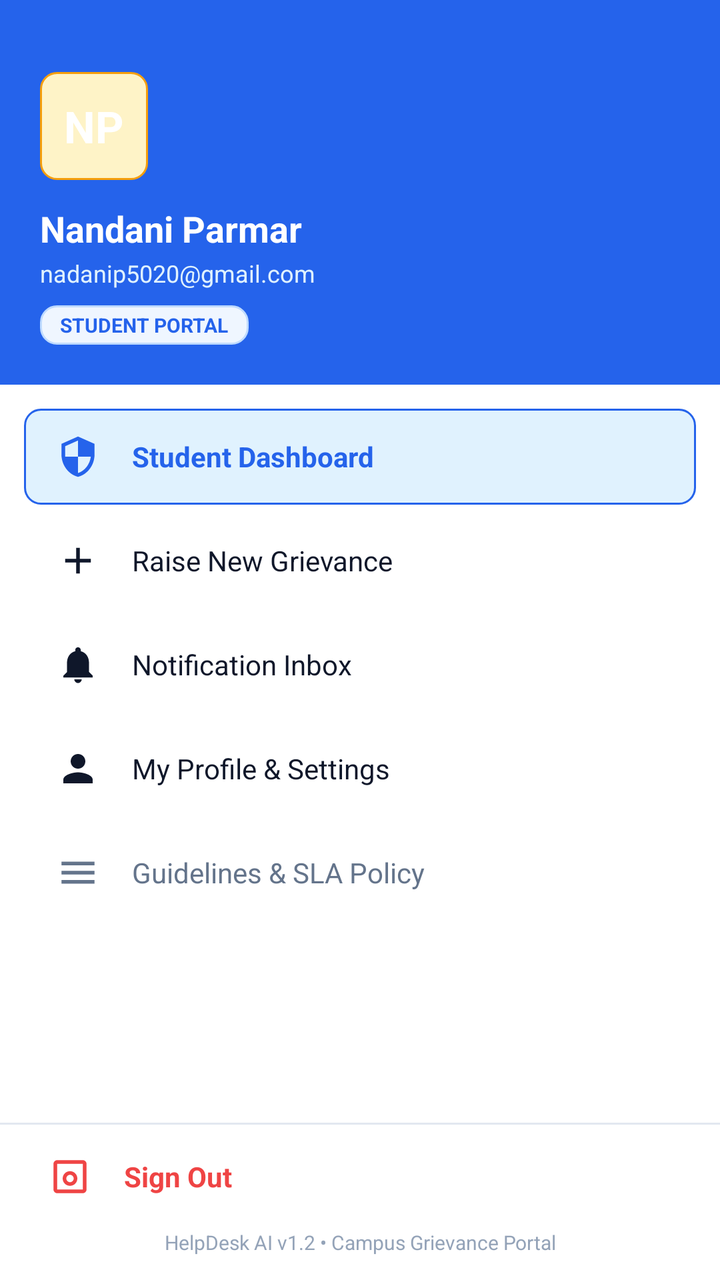
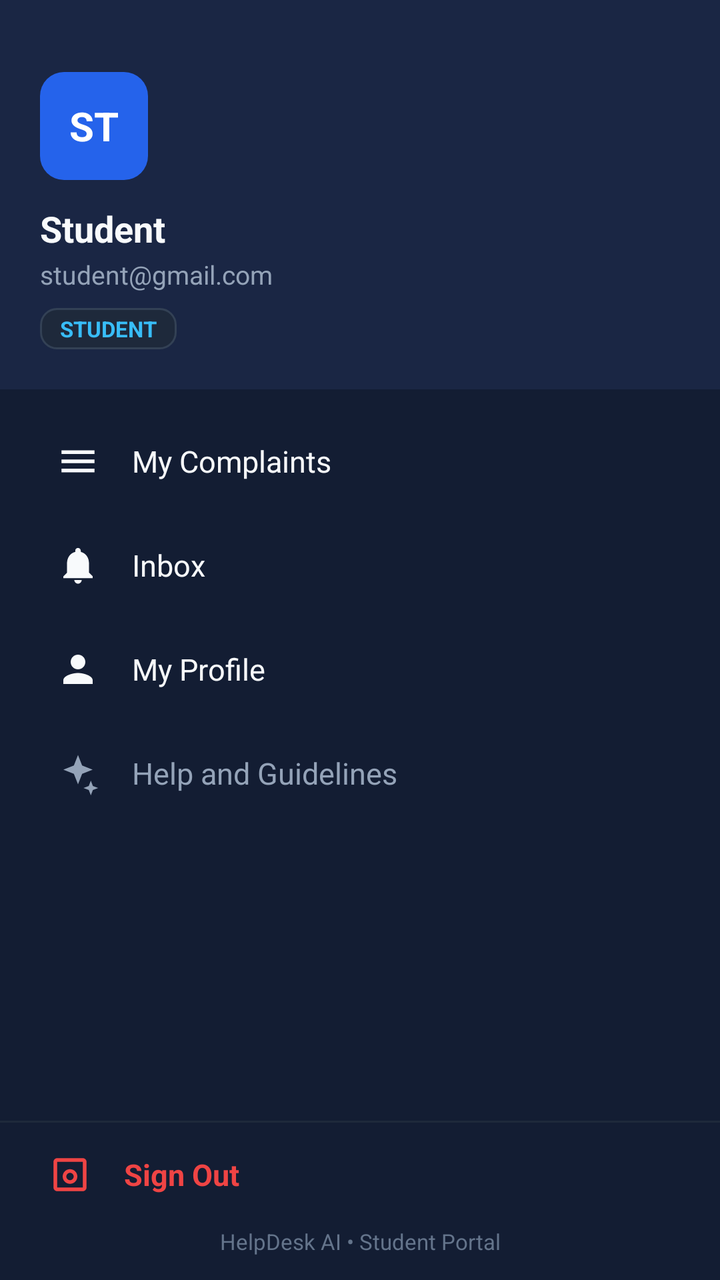

Before-and-after screenshots of an Android layout around one commit, followed by the original layout XML and the change that was made.
<!-- AndroidManifest.xml: application theme Theme.Helpdeskai -->
<!-- res/layout/layout_student_drawer.xml -->
<?xml version="1.0" encoding="utf-8"?>
<LinearLayout xmlns:android="http://schemas.android.com/apk/res/android"
    xmlns:app="http://schemas.android.com/apk/res-auto"
    android:id="@+id/nav_drawer_student"
    android:layout_width="300dp"
    android:layout_height="match_parent"
    android:layout_gravity="start"
    android:background="@color/surface_card"
    android:clickable="true"
    android:focusable="true"
    android:fitsSystemWindows="true"
    android:orientation="vertical">

    
    <LinearLayout
        android:layout_width="match_parent"
        android:layout_height="wrap_content"
        android:background="@color/primary"
        android:orientation="vertical"
        android:paddingHorizontal="20dp"
        android:paddingTop="36dp"
        android:paddingBottom="20dp">

        <TextView
            android:id="@+id/tv_drawer_avatar"
            android:layout_width="54dp"
            android:layout_height="54dp"
            android:background="@drawable/bg_badge_pending"
            android:gravity="center"
            android:text="NP"
            android:textColor="@color/white"
            android:textSize="22sp"
            android:textStyle="bold" />

        <TextView
            android:id="@+id/tv_drawer_user_name"
            android:layout_width="wrap_content"
            android:layout_height="wrap_content"
            android:layout_marginTop="12dp"
            android:text="Nandani Parmar"
            android:textColor="@color/white"
            android:textSize="18sp"
            android:textStyle="bold" />

        <TextView
            android:id="@+id/tv_drawer_user_email"
            android:layout_width="wrap_content"
            android:layout_height="wrap_content"
            android:layout_marginTop="2dp"
            android:text="nadanip5020@gmail.com"
            android:textColor="@color/primary_light"
            android:textSize="12sp" />

        <TextView
            android:id="@+id/tv_drawer_user_role"
            android:layout_width="wrap_content"
            android:layout_height="wrap_content"
            android:layout_marginTop="8dp"
            android:background="@drawable/bg_badge_category"
            android:paddingHorizontal="10dp"
            android:paddingVertical="3dp"
            android:text="STUDENT PORTAL"
            android:textColor="@color/primary"
            android:textSize="10sp"
            android:textStyle="bold" />
    </LinearLayout>

    
    <ScrollView
        android:layout_width="match_parent"
        android:layout_height="0dp"
        android:layout_weight="1"
        android:paddingVertical="12dp">

        <LinearLayout
            android:layout_width="match_parent"
            android:layout_height="wrap_content"
            android:orientation="vertical"
            android:paddingHorizontal="12dp">

            
            <LinearLayout
                android:id="@+id/nav_item_dashboard"
                android:layout_width="match_parent"
                android:layout_height="48dp"
                android:background="@drawable/bg_badge_progress"
                android:clickable="true"
                android:focusable="true"
                android:foreground="?attr/selectableItemBackground"
                android:gravity="center_vertical"
                android:orientation="horizontal"
                android:paddingHorizontal="16dp">

                <ImageView
                    android:layout_width="22dp"
                    android:layout_height="22dp"
                    android:src="@drawable/ic_admin"
                    app:tint="@color/primary" />

                <TextView
                    android:layout_width="0dp"
                    android:layout_height="wrap_content"
                    android:layout_marginStart="16dp"
                    android:layout_weight="1"
                    android:text="Student Dashboard"
                    android:textColor="@color/primary"
                    android:textSize="14sp"
                    android:textStyle="bold" />
            </LinearLayout>

            
            <LinearLayout
                android:id="@+id/nav_item_raise"
                android:layout_width="match_parent"
                android:layout_height="48dp"
                android:layout_marginTop="4dp"
                android:background="?attr/selectableItemBackground"
                android:clickable="true"
                android:focusable="true"
                android:gravity="center_vertical"
                android:orientation="horizontal"
                android:paddingHorizontal="16dp">

                <ImageView
                    android:layout_width="22dp"
                    android:layout_height="22dp"
                    android:src="@drawable/ic_add"
                    app:tint="@color/text_primary" />

                <TextView
                    android:layout_width="0dp"
                    android:layout_height="wrap_content"
                    android:layout_marginStart="16dp"
                    android:layout_weight="1"
                    android:text="Raise New Grievance"
                    android:textColor="@color/text_primary"
                    android:textSize="14sp" />
            </LinearLayout>

            
            <LinearLayout
                android:id="@+id/nav_item_inbox"
                android:layout_width="match_parent"
                android:layout_height="48dp"
                android:layout_marginTop="4dp"
                android:background="?attr/selectableItemBackground"
                android:clickable="true"
                android:focusable="true"
                android:gravity="center_vertical"
                android:orientation="horizontal"
                android:paddingHorizontal="16dp">

                <ImageView
                    android:layout_width="22dp"
                    android:layout_height="22dp"
                    android:src="@drawable/ic_notification"
                    app:tint="@color/text_primary" />

                <TextView
                    android:layout_width="0dp"
                    android:layout_height="wrap_content"
                    android:layout_marginStart="16dp"
                    android:layout_weight="1"
                    android:text="Notification Inbox"
                    android:textColor="@color/text_primary"
                    android:textSize="14sp" />
            </LinearLayout>

            
            <LinearLayout
                android:id="@+id/nav_item_profile"
                android:layout_width="match_parent"
                android:layout_height="48dp"
                android:layout_marginTop="4dp"
                android:background="?attr/selectableItemBackground"
                android:clickable="true"
                android:focusable="true"
                android:gravity="center_vertical"
                android:orientation="horizontal"
                android:paddingHorizontal="16dp">

                <ImageView
                    android:layout_width="22dp"
                    android:layout_height="22dp"
                    android:src="@drawable/ic_profile"
                    app:tint="@color/text_primary" />

                <TextView
                    android:layout_width="0dp"
                    android:layout_height="wrap_content"
                    android:layout_marginStart="16dp"
                    android:layout_weight="1"
                    android:text="My Profile &amp; Settings"
                    android:textColor="@color/text_primary"
                    android:textSize="14sp" />
            </LinearLayout>

            
            <LinearLayout
                android:id="@+id/nav_item_faq"
                android:layout_width="match_parent"
                android:layout_height="48dp"
                android:layout_marginTop="4dp"
                android:background="?attr/selectableItemBackground"
                android:clickable="true"
                android:focusable="true"
                android:gravity="center_vertical"
                android:orientation="horizontal"
                android:paddingHorizontal="16dp">

                <ImageView
                    android:layout_width="22dp"
                    android:layout_height="22dp"
                    android:src="@drawable/ic_menu"
                    app:tint="@color/text_secondary" />

                <TextView
                    android:layout_width="0dp"
                    android:layout_height="wrap_content"
                    android:layout_marginStart="16dp"
                    android:layout_weight="1"
                    android:text="Guidelines &amp; SLA Policy"
                    android:textColor="@color/text_secondary"
                    android:textSize="14sp" />
            </LinearLayout>

        </LinearLayout>
    </ScrollView>

    
    <View
        android:layout_width="match_parent"
        android:layout_height="1dp"
        android:background="@color/divider" />

    <LinearLayout
        android:id="@+id/nav_item_logout"
        android:layout_width="match_parent"
        android:layout_height="52dp"
        android:background="?attr/selectableItemBackground"
        android:clickable="true"
        android:focusable="true"
        android:gravity="center_vertical"
        android:orientation="horizontal"
        android:paddingHorizontal="24dp">

        <ImageView
            android:layout_width="22dp"
            android:layout_height="22dp"
            android:src="@drawable/ic_empty_box"
            app:tint="@color/status_rejected" />

        <TextView
            android:layout_width="0dp"
            android:layout_height="wrap_content"
            android:layout_marginStart="16dp"
            android:layout_weight="1"
            android:text="Sign Out"
            android:textColor="@color/status_rejected"
            android:textSize="14sp"
            android:textStyle="bold" />
    </LinearLayout>

    <TextView
        android:layout_width="match_parent"
        android:layout_height="wrap_content"
        android:gravity="center"
        android:paddingBottom="12dp"
        android:text="HelpDesk AI v1.2 • Campus Grievance Portal"
        android:textColor="@color/text_muted"
        android:textSize="10sp" />
</LinearLayout>
<!-- resources referenced by this layout -->
<resources>
  <color name="divider">#E2E8F0</color>
  <color name="primary">#2563EB</color>
  <color name="primary_light">#E0F2FE</color>
  <color name="status_rejected">#EF4444</color>
  <color name="surface_card">#FFFFFF</color>
  <color name="text_muted">#94A3B8</color>
  <color name="text_primary">#0F172A</color>
  <color name="text_secondary">#64748B</color>
  <color name="white">#FFFFFF</color>
  <!-- drawable bg_badge_pending (drawable) -->
  <?xml version="1.0" encoding="utf-8"?>
  <shape xmlns:android="http://schemas.android.com/apk/res/android"
      android:shape="rectangle">
      <corners android:radius="8dp" />
      <solid android:color="@color/status_pending_bg" />
      <stroke
          android:width="1dp"
          android:color="@color/status_pending" />
      <padding
          android:bottom="4dp"
          android:left="10dp"
          android:right="10dp"
          android:top="4dp" />
  </shape>
  <!-- drawable bg_badge_progress (drawable) -->
  <?xml version="1.0" encoding="utf-8"?>
  <shape xmlns:android="http://schemas.android.com/apk/res/android"
      android:shape="rectangle">
      <corners android:radius="8dp" />
      <solid android:color="@color/status_in_progress_bg" />
      <stroke
          android:width="1dp"
          android:color="@color/status_in_progress" />
      <padding
          android:bottom="4dp"
          android:left="10dp"
          android:right="10dp"
          android:top="4dp" />
  </shape>
  <!-- drawable ic_add (drawable) -->
  <vector xmlns:android="http://schemas.android.com/apk/res/android"
      android:width="24dp"
      android:height="24dp"
      android:viewportWidth="24"
      android:viewportHeight="24">
      <path
          android:fillColor="#FFFFFF"
          android:pathData="M19,13h-6v6h-2v-6H5v-2h6V5h2v6h6v2z" />
  </vector>
  <!-- drawable ic_admin (drawable) -->
  <vector xmlns:android="http://schemas.android.com/apk/res/android"
      android:width="48dp"
      android:height="48dp"
      android:viewportWidth="24"
      android:viewportHeight="24">
      
      <path
          android:fillColor="#0D9488"
          android:pathData="M12,1L3,5v6c0,5.55 3.84,10.74 9,12 5.16,-1.26 9,-6.45 9,-12V5l-9,-4zM12,11.99h7c-0.53,4.12 -3.28,7.79 -7,8.94V12H5V6.3l7,-3.11v8.8z" />
  </vector>
  <!-- drawable ic_menu (drawable) -->
  <?xml version="1.0" encoding="utf-8"?>
  <vector xmlns:android="http://schemas.android.com/apk/res/android"
      android:width="24dp"
      android:height="24dp"
      android:viewportWidth="24"
      android:viewportHeight="24">
      <path
          android:fillColor="#FFFFFFFF"
          android:pathData="M3,18h18v-2L3,16v2zM3,13h18v-2L3,11v2zM3,6v2h18L21,6L3,6z" />
  </vector>
  <style name="Theme.Helpdeskai" parent="Base.Theme.Helpdeskai" />
  <color name="badge_cat_bg">#EFF6FF</color>
  <color name="badge_cat_stroke">#BFDBFE</color>
  <color name="status_pending_bg">#FEF3C7</color>
  <color name="status_pending">#F59E0B</color>
  <color name="status_in_progress_bg">#E0F2FE</color>
  <color name="status_in_progress">#2563EB</color>
  <style name="Base.Theme.Helpdeskai" parent="Theme.Material3.DayNight.NoActionBar">
          
          <item name="colorPrimary">@color/primary</item>
          <item name="colorPrimaryDark">@color/primary_dark</item>
          <item name="colorSecondary">@color/accent</item>
          <item name="android:statusBarColor">@color/primary</item>
          <item name="android:windowLightStatusBar" tools:targetApi="m">false</item>
          <item name="android:windowBackground">@color/bg_light</item>
      </style>
  <color name="primary_dark">#1D4ED8</color>
  <color name="accent">#0EA5E9</color>
  <color name="bg_light">#F8FAFC</color>
  <!-- unchanged entries left out for length: 4 -->
</resources>

<!-- the commit's change to res/layout/layout_student_drawer.xml (unified diff, before → after) -->
@@ -15,7 +15,7 @@
     <LinearLayout
         android:layout_width="match_parent"
         android:layout_height="wrap_content"
-        android:background="@color/primary"
+        android:background="@color/surface_card_alt"
         android:orientation="vertical"
         android:paddingHorizontal="20dp"
         android:paddingTop="36dp"
@@ -25,11 +25,11 @@
             android:id="@+id/tv_drawer_avatar"
             android:layout_width="54dp"
             android:layout_height="54dp"
-            android:background="@drawable/bg_badge_pending"
+            android:background="@drawable/bg_button_primary"
             android:gravity="center"
-            android:text="NP"
+            android:text="ST"
             android:textColor="@color/white"
-            android:textSize="22sp"
+            android:textSize="20sp"
             android:textStyle="bold" />
 
         <TextView
@@ -37,8 +37,8 @@
             android:layout_width="wrap_content"
             android:layout_height="wrap_content"
             android:layout_marginTop="12dp"
-            android:text="Nandani Parmar"
-            android:textColor="@color/white"
+            android:text="Student"
+            android:textColor="@color/text_primary"
             android:textSize="18sp"
             android:textStyle="bold" />
 
@@ -47,9 +47,9 @@
             android:layout_width="wrap_content"
             android:layout_height="wrap_content"
             android:layout_marginTop="2dp"
-            android:text="nadanip5020@gmail.com"
-            android:textColor="@color/primary_light"
-            android:textSize="12sp" />
+            android:text="student@gmail.com"
+            android:textColor="@color/text_secondary"
+            android:textSize="13sp" />
 
         <TextView
             android:id="@+id/tv_drawer_user_role"
@@ -59,9 +59,9 @@
             android:background="@drawable/bg_badge_category"
             android:paddingHorizontal="10dp"
             android:paddingVertical="3dp"
-            android:text="STUDENT PORTAL"
-            android:textColor="@color/primary"
-            android:textSize="10sp"
+            android:text="STUDENT"
+            android:textColor="@color/accent"
+            android:textSize="11sp"
             android:textStyle="bold" />
     </LinearLayout>
 
@@ -80,51 +80,20 @@
 
             
             <LinearLayout
-                android:id="@+id/nav_item_dashboard"
-                android:layout_width="match_parent"
-                android:layout_height="48dp"
-                android:background="@drawable/bg_badge_progress"
-                android:clickable="true"
-                android:focusable="true"
-                android:foreground="?attr/selectableItemBackground"
-                android:gravity="center_vertical"
-                android:orientation="horizontal"
-                android:paddingHorizontal="16dp">
-
-                <ImageView
-                    android:layout_width="22dp"
-                    android:layout_height="22dp"
-                    android:src="@drawable/ic_admin"
-                    app:tint="@color/primary" />
-
-                <TextView
-                    android:layout_width="0dp"
-                    android:layout_height="wrap_content"
-                    android:layout_marginStart="16dp"
-                    android:layout_weight="1"
-                    android:text="Student Dashboard"
-                    android:textColor="@color/primary"
-                    android:textSize="14sp"
-                    android:textStyle="bold" />
-            </LinearLayout>
-
-            
-            <LinearLayout
-                android:id="@+id/nav_item_raise"
-                android:layout_width="match_parent"
-                android:layout_height="48dp"
-                android:layout_marginTop="4dp"
-                android:background="?attr/selectableItemBackground"
-                android:clickable="true"
-                android:focusable="true"
-                android:gravity="center_vertical"
-                android:orientation="horizontal"
-                android:paddingHorizontal="16dp">
-
-                <ImageView
-                    android:layout_width="22dp"
-                    android:layout_height="22dp"
-                    android:src="@drawable/ic_add"
+                android:id="@+id/nav_item_my_complaints"
+                android:layout_width="match_parent"
+                android:layout_height="48dp"
+                android:background="?attr/selectableItemBackground"
+                android:clickable="true"
+                android:focusable="true"
+                android:gravity="center_vertical"
+                android:orientation="horizontal"
+                android:paddingHorizontal="16dp">
+
+                <ImageView
+                    android:layout_width="22dp"
+                    android:layout_height="22dp"
+                    android:src="@drawable/ic_menu"
                     app:tint="@color/text_primary" />
 
                 <TextView
@@ -132,9 +101,9 @@
                     android:layout_height="wrap_content"
                     android:layout_marginStart="16dp"
                     android:layout_weight="1"
-                    android:text="Raise New Grievance"
+                    android:text="My Complaints"
                     android:textColor="@color/text_primary"
-                    android:textSize="14sp" />
+                    android:textSize="15sp" />
             </LinearLayout>
 
             
@@ -161,9 +130,9 @@
                     android:layout_height="wrap_content"
                     android:layout_marginStart="16dp"
                     android:layout_weight="1"
-                    android:text="Notification Inbox"
+                    android:text="Inbox"
                     android:textColor="@color/text_primary"
-                    android:textSize="14sp" />
+                    android:textSize="15sp" />
             </LinearLayout>
 
             
@@ -190,9 +159,9 @@
                     android:layout_height="wrap_content"
                     android:layout_marginStart="16dp"
                     android:layout_weight="1"
-                    android:text="My Profile &amp; Settings"
+                    android:text="My Profile"
                     android:textColor="@color/text_primary"
-                    android:textSize="14sp" />
+                    android:textSize="15sp" />
             </LinearLayout>
 
             
@@ -211,7 +180,7 @@
                 <ImageView
                     android:layout_width="22dp"
                     android:layout_height="22dp"
-                    android:src="@drawable/ic_menu"
+                    android:src="@drawable/ic_sparkle"
                     app:tint="@color/text_secondary" />
 
                 <TextView
@@ -219,9 +188,9 @@
                     android:layout_height="wrap_content"
                     android:layout_marginStart="16dp"
                     android:layout_weight="1"
-                    android:text="Guidelines &amp; SLA Policy"
+                    android:text="Help and Guidelines"
                     android:textColor="@color/text_secondary"
-                    android:textSize="14sp" />
+                    android:textSize="15sp" />
             </LinearLayout>
 
         </LinearLayout>
@@ -257,7 +226,7 @@
             android:layout_weight="1"
             android:text="Sign Out"
             android:textColor="@color/status_rejected"
-            android:textSize="14sp"
+            android:textSize="15sp"
             android:textStyle="bold" />
     </LinearLayout>
 
@@ -266,7 +235,7 @@
         android:layout_height="wrap_content"
         android:gravity="center"
         android:paddingBottom="12dp"
-        android:text="HelpDesk AI v1.2 • Campus Grievance Portal"
+        android:text="HelpDesk AI • Student Portal"
         android:textColor="@color/text_muted"
-        android:textSize="10sp" />
+        android:textSize="11sp" />
 </LinearLayout>
<!-- resource entries referenced after the edit -->
@@ -1,65 +1,25 @@
 <!-- resources referenced by this layout -->
 <resources>
-  <color name="divider">#E2E8F0</color>
+  <color name="divider">#1E293B</color>
   <color name="primary">#2563EB</color>
-  <color name="primary_light">#E0F2FE</color>
   <color name="status_rejected">#EF4444</color>
-  <color name="surface_card">#FFFFFF</color>
-  <color name="text_muted">#94A3B8</color>
-  <color name="text_primary">#0F172A</color>
-  <color name="text_secondary">#64748B</color>
+  <color name="surface_card">#131D33</color>
+  <color name="surface_card_alt">#1A2644</color>
+  <color name="text_muted">#64748B</color>
+  <color name="text_primary">#F8FAFC</color>
+  <color name="text_secondary">#94A3B8</color>
   <color name="white">#FFFFFF</color>
-  <!-- drawable bg_badge_pending (drawable) -->
+  <!-- drawable bg_button_primary (drawable) -->
   <?xml version="1.0" encoding="utf-8"?>
-  <shape xmlns:android="http://schemas.android.com/apk/res/android"
-      android:shape="rectangle">
-      <corners android:radius="8dp" />
-      <solid android:color="@color/status_pending_bg" />
-      <stroke
-          android:width="1dp"
-          android:color="@color/status_pending" />
-      <padding
-          android:bottom="4dp"
-          android:left="10dp"
-          android:right="10dp"
-          android:top="4dp" />
-  </shape>
-  <!-- drawable bg_badge_progress (drawable) -->
-  <?xml version="1.0" encoding="utf-8"?>
-  <shape xmlns:android="http://schemas.android.com/apk/res/android"
-      android:shape="rectangle">
-      <corners android:radius="8dp" />
-      <solid android:color="@color/status_in_progress_bg" />
-      <stroke
-          android:width="1dp"
-          android:color="@color/status_in_progress" />
-      <padding
-          android:bottom="4dp"
-          android:left="10dp"
-          android:right="10dp"
-          android:top="4dp" />
-  </shape>
-  <!-- drawable ic_add (drawable) -->
-  <vector xmlns:android="http://schemas.android.com/apk/res/android"
-      android:width="24dp"
-      android:height="24dp"
-      android:viewportWidth="24"
-      android:viewportHeight="24">
-      <path
-          android:fillColor="#FFFFFF"
-          android:pathData="M19,13h-6v6h-2v-6H5v-2h6V5h2v6h6v2z" />
-  </vector>
-  <!-- drawable ic_admin (drawable) -->
-  <vector xmlns:android="http://schemas.android.com/apk/res/android"
-      android:width="48dp"
-      android:height="48dp"
-      android:viewportWidth="24"
-      android:viewportHeight="24">
-      
-      <path
-          android:fillColor="#0D9488"
-          android:pathData="M12,1L3,5v6c0,5.55 3.84,10.74 9,12 5.16,-1.26 9,-6.45 9,-12V5l-9,-4zM12,11.99h7c-0.53,4.12 -3.28,7.79 -7,8.94V12H5V6.3l7,-3.11v8.8z" />
-  </vector>
+  <ripple xmlns:android="http://schemas.android.com/apk/res/android"
+      android:color="#33FFFFFF">
+      <item>
+          <shape android:shape="rectangle">
+              <solid android:color="@color/primary" />
+              <corners android:radius="12dp" />
+          </shape>
+      </item>
+  </ripple>
   <!-- drawable ic_menu (drawable) -->
   <?xml version="1.0" encoding="utf-8"?>
   <vector xmlns:android="http://schemas.android.com/apk/res/android"
@@ -71,25 +31,40 @@
           android:fillColor="#FFFFFFFF"
           android:pathData="M3,18h18v-2L3,16v2zM3,13h18v-2L3,11v2zM3,6v2h18L21,6L3,6z" />
   </vector>
+  <!-- drawable ic_sparkle (drawable) -->
+  <vector xmlns:android="http://schemas.android.com/apk/res/android"
+      android:width="24dp"
+      android:height="24dp"
+      android:viewportWidth="24"
+      android:viewportHeight="24">
+      <path
+          android:fillColor="#0D9488"
+          android:pathData="M12,2L14.25,7.75L20,10L14.25,12.25L12,18L9.75,12.25L4,10L9.75,7.75L12,2zM19,16L20.12,18.88L23,20L20.12,21.12L19,24L17.88,21.12L15,20L17.88,18.88L19,16z" />
+  </vector>
   <style name="Theme.Helpdeskai" parent="Base.Theme.Helpdeskai" />
-  <color name="badge_cat_bg">#EFF6FF</color>
-  <color name="badge_cat_stroke">#BFDBFE</color>
-  <color name="status_pending_bg">#FEF3C7</color>
-  <color name="status_pending">#F59E0B</color>
-  <color name="status_in_progress_bg">#E0F2FE</color>
-  <color name="status_in_progress">#2563EB</color>
+  <color name="badge_cat_bg">#1E293B</color>
+  <color name="badge_cat_stroke">#334155</color>
   <style name="Base.Theme.Helpdeskai" parent="Theme.Material3.DayNight.NoActionBar">
-          
           <item name="colorPrimary">@color/primary</item>
-          <item name="colorPrimaryDark">@color/primary_dark</item>
+          <item name="colorPrimaryDark">@color/bg_light</item>
           <item name="colorSecondary">@color/accent</item>
-          <item name="android:statusBarColor">@color/primary</item>
+          <item name="android:statusBarColor">@color/bg_light</item>
           <item name="android:windowLightStatusBar" tools:targetApi="m">false</item>
           <item name="android:windowBackground">@color/bg_light</item>
+          <item name="colorSurface">@color/surface_card</item>
+          <item name="colorOnSurface">@color/text_primary</item>
+          <item name="chipStyle">@style/Widget.HelpDesk.Chip</item>
       </style>
-  <color name="primary_dark">#1D4ED8</color>
-  <color name="accent">#0EA5E9</color>
-  <color name="bg_light">#F8FAFC</color>
+  <color name="accent">#38BDF8</color>
+  <color name="bg_light">#0B1120</color>
+  <style name="Widget.HelpDesk.Chip" parent="Widget.MaterialComponents.Chip.Filter">
+          <item name="android:textColor">@color/chip_text_selector</item>
+          <item name="chipBackgroundColor">@color/chip_background_selector</item>
+          <item name="chipStrokeColor">@color/chip_stroke_selector</item>
+          <item name="chipStrokeWidth">1dp</item>
+          <item name="checkedIconTint">@color/white</item>
+          <item name="chipCornerRadius">8dp</item>
+      </style>
   <!-- unchanged entries left out for length: 4 -->
 </resources>
 
